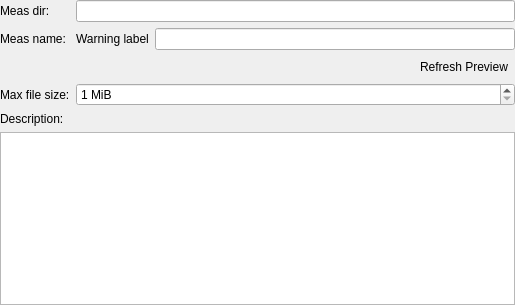
The window that app/rec/rec_gui/src/widgets/config_widget/config_widget.ui (eclipse-ecal/ecal) describes before a commit, drawn with Qt 5.
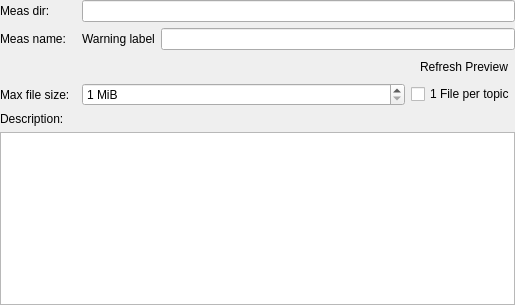
The same window after the commit. Icons and pictures are not drawn. Custom widgets are drawn as their Qt base class.

Patch:
```diff
--- a/app/rec/rec_gui/src/widgets/config_widget/config_widget.ui
+++ b/app/rec/rec_gui/src/widgets/config_widget/config_widget.ui
@@ -33,8 +33,14 @@
      </property>
     </widget>
    </item>
-   <item row="0" column="1">
+   <item row="0" column="2">
     <widget class="QEcalParserLineEdit" name="measurement_directory_lineedit">
+     <property name="minimumSize">
+      <size>
+       <width>10</width>
+       <height>0</height>
+      </size>
+     </property>
      <property name="toolTip">
       <string>Measurement root directory</string>
      </property>
@@ -47,7 +53,20 @@
      </property>
     </widget>
    </item>
-   <item row="1" column="1">
+   <item row="6" column="0" colspan="3">
+    <widget class="QLabel" name="description_label">
+     <property name="minimumSize">
+      <size>
+       <width>10</width>
+       <height>0</height>
+      </size>
+     </property>
+     <property name="text">
+      <string>Description:</string>
+     </property>
+    </widget>
+   </item>
+   <item row="1" column="2">
     <layout class="QHBoxLayout" name="horizontalLayout_2">
      <item>
       <widget class="QLabel" name="measurement_name_warning">
@@ -61,6 +80,12 @@
      </item>
      <item>
       <widget class="QEcalParserLineEdit" name="measurement_name_lineedit">
+       <property name="minimumSize">
+        <size>
+         <width>10</width>
+         <height>0</height>
+        </size>
+       </property>
        <property name="toolTip">
         <string>Measurement name (will create a directory inside the measurement root directory)</string>
        </property>
@@ -68,7 +93,7 @@
      </item>
     </layout>
    </item>
-   <item row="2" column="1">
+   <item row="2" column="2">
     <layout class="QHBoxLayout" name="horizontalLayout">
      <property name="spacing">
       <number>1</number>
@@ -121,8 +146,32 @@
      </property>
     </widget>
    </item>
-   <item row="3" column="1">
+   <item row="7" column="0" colspan="3">
+    <widget class="QEcalParserTextEdit" name="description_textedit">
+     <property name="minimumSize">
+      <size>
+       <width>10</width>
+       <height>0</height>
+      </size>
+     </property>
+     <property name="toolTip">
+      <string>Description saved to the doc/description.txt file</string>
+     </property>
+     <property name="acceptRichText">
+      <bool>false</bool>
+     </property>
+    </widget>
+   </item>
+   <item row="3" column="2">
+    <layout class="QHBoxLayout" name="horizontalLayout_4">
+     <item>
     <widget class="QSpinBox" name="max_file_size_spinbox">
+       <property name="minimumSize">
+        <size>
+         <width>10</width>
+         <height>0</height>
+        </size>
+       </property>
      <property name="toolTip">
       <string>Maximum HDF-5 file size (will cause the recorder to split the measurement into multiple files)</string>
      </property>
@@ -143,22 +192,29 @@
      </property>
     </widget>
    </item>
-   <item row="4" column="0" colspan="2">
-    <widget class="QLabel" name="description_label">
+     <item>
+      <widget class="QCheckBox" name="one_file_per_topic_checkbox">
+       <property name="sizePolicy">
+        <sizepolicy hsizetype="Maximum" vsizetype="Fixed">
+         <horstretch>0</horstretch>
+         <verstretch>0</verstretch>
+        </sizepolicy>
+       </property>
+       <property name="minimumSize">
+        <size>
+         <width>10</width>
+         <height>0</height>
+        </size>
+       </property>
+       <property name="toolTip">
+        <string>Create a separate HDF5 file for each eCAL topic</string>
+       </property>
      <property name="text">
-      <string>Description:</string>
+        <string>1 File per topic</string>
      </property>
     </widget>
    </item>
-   <item row="5" column="0" colspan="2">
-    <widget class="QEcalParserTextEdit" name="description_textedit">
-     <property name="toolTip">
-      <string>Description saved to the doc/description.txt file</string>
-     </property>
-     <property name="acceptRichText">
-      <bool>false</bool>
-     </property>
-    </widget>
+    </layout>
    </item>
   </layout>
  </widget>
```
Left out of the diff: 31 changed lines with no effect on the pictures. Lines whose indentation alone changed are shown as unchanged.
